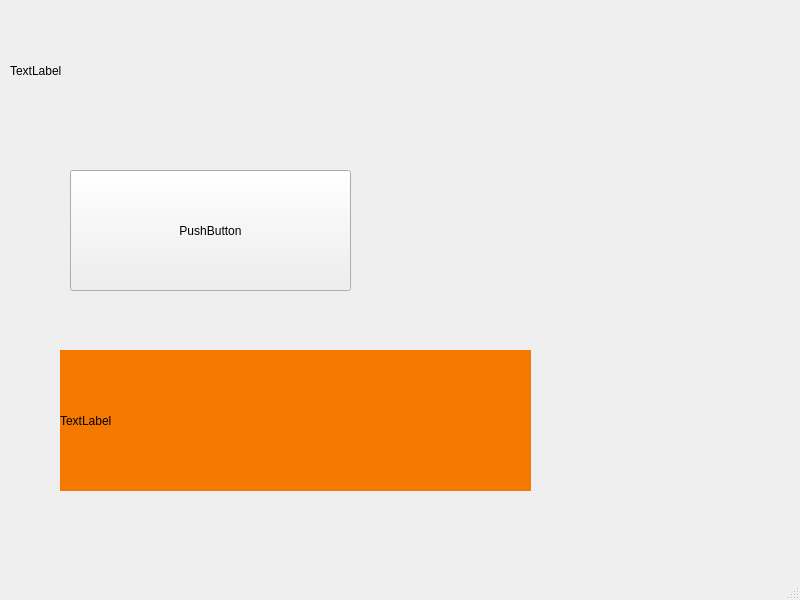
The window that python/pyqt/mvc3/untitled.ui (handy505/playground) describes before a commit, drawn with Qt 5.
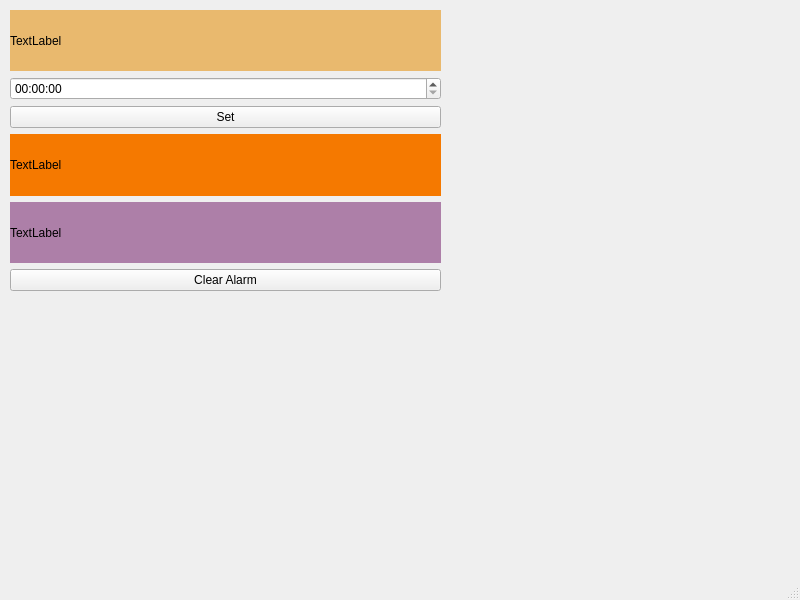
The same window after the commit.

Commit message: mvc3, alarm clock, ok

```diff
--- a/python/pyqt/mvc3/untitled.ui
+++ b/python/pyqt/mvc3/untitled.ui
@@ -14,50 +14,67 @@
    <string>MainWindow</string>
   </property>
   <widget class="QWidget" name="centralwidget">
-   <widget class="QPushButton" name="pushButton">
-    <property name="geometry">
-     <rect>
-      <x>70</x>
-      <y>170</y>
-      <width>281</width>
-      <height>121</height>
-     </rect>
-    </property>
-    <property name="styleSheet">
-     <string notr="true"/>
-    </property>
-    <property name="text">
-     <string>PushButton</string>
-    </property>
-   </widget>
-   <widget class="QLabel" name="label">
+   <widget class="QWidget" name="verticalLayoutWidget">
     <property name="geometry">
      <rect>
       <x>10</x>
       <y>10</y>
-      <width>451</width>
-      <height>121</height>
+      <width>431</width>
+      <height>281</height>
      </rect>
     </property>
+    <layout class="QVBoxLayout" name="verticalLayout">
+     <item>
+      <widget class="QLabel" name="label">
+       <property name="styleSheet">
+        <string notr="true">background-color: rgb(233, 185, 110);</string>
+       </property>
     <property name="text">
      <string>TextLabel</string>
     </property>
    </widget>
+     </item>
+     <item>
+      <widget class="QTimeEdit" name="timeEdit"/>
+     </item>
+     <item>
+      <widget class="QPushButton" name="setButton">
+       <property name="styleSheet">
+        <string notr="true"/>
+       </property>
+       <property name="text">
+        <string>Set</string>
+       </property>
+      </widget>
+     </item>
+     <item>
    <widget class="QLabel" name="label_2">
-    <property name="geometry">
-     <rect>
-      <x>60</x>
-      <y>350</y>
-      <width>471</width>
-      <height>141</height>
-     </rect>
-    </property>
     <property name="styleSheet">
      <string notr="true">background-color: rgb(245, 121, 0);</string>
     </property>
     <property name="text">
      <string>TextLabel</string>
     </property>
+      </widget>
+     </item>
+     <item>
+      <widget class="QLabel" name="label_3">
+       <property name="styleSheet">
+        <string notr="true">background-color: rgb(173, 127, 168);</string>
+       </property>
+       <property name="text">
+        <string>TextLabel</string>
+       </property>
+      </widget>
+     </item>
+     <item>
+      <widget class="QPushButton" name="clearButton">
+       <property name="text">
+        <string>Clear Alarm</string>
+       </property>
+      </widget>
+     </item>
+    </layout>
    </widget>
   </widget>
   <widget class="QMenuBar" name="menubar">
```
Lines whose indentation alone changed are shown as unchanged. The commit also changes 2 other files.
